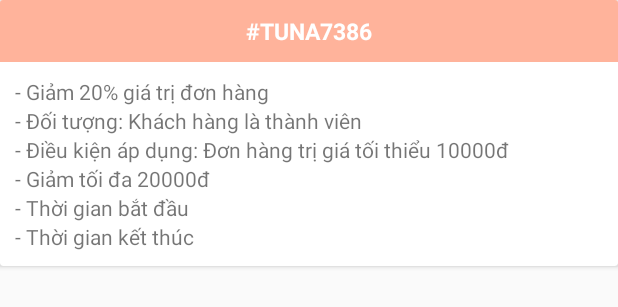
After one commit to gtuan201/TunaAdmin, an Android app: the layout bottom_sheet_voucher_detail.xml on its own in the app's theme, with its tools: preview values and no code run, on a phone screen of 412 x 824 dp. The commit adds this screen. Shown: the top 307 px of the screen. Run offline under Robolectric (Android 15) with nearby library versions, the phone set to English and light mode, and no system bars; Roboto replaces fonts that are not available here.

Commit message:
Tuna Admin

```diff
--- a/app/src/main/java/com/example/tunashopadmin/view/main_screen/MainActivity.java
+++ b/app/src/main/java/com/example/tunashopadmin/view/main_screen/MainActivity.java
@@ -90,6 +90,7 @@ public class MainActivity extends AppCompatActivity{
                     fragmentManager.beginTransaction().hide(active).show(staffManageFragment).commit();
                     binding.drawerLayout.closeDrawer(GravityCompat.START);
                     active = staffManageFragment;
+                    return true;
 
             }
             return false;
--- a/app/src/main/java/com/example/tunashopadmin/view/voucher_screen/adapter/VoucherAllAdapter.java
+++ b/app/src/main/java/com/example/tunashopadmin/view/voucher_screen/adapter/VoucherAllAdapter.java
@@ -2,11 +2,16 @@ package com.example.tunashopadmin.view.voucher_screen.adapter;
 
 import android.content.Context;
 import android.view.LayoutInflater;
+import android.view.View;
 import android.view.ViewGroup;
 import androidx.annotation.NonNull;
+import androidx.lifecycle.ViewModelProvider;
+import androidx.lifecycle.ViewModelStoreOwner;
 import androidx.recyclerview.widget.RecyclerView;
 import com.example.tunashopadmin.databinding.RowRevVoucherAllBinding;
 import com.example.tunashopadmin.model.Voucher;
+import com.example.tunashopadmin.viewmodel.OpenBottomSheetViewModel;
+
 import java.util.List;
 
 public class VoucherAllAdapter extends RecyclerView.Adapter<VoucherAllAdapter.VoucherAllViewHolder>{
@@ -41,6 +46,13 @@ public class VoucherAllAdapter extends RecyclerView.Adapter<VoucherAllAdapter.Vo
         }
         holder.binding.timeStart.setText(String.format("Bắt đầu: %s", voucher.getTimeStart()));
         holder.binding.timeCancel.setText(String.format("Hết hạn: %s", voucher.getTimeCancel()));
+        OpenBottomSheetViewModel viewModel = new ViewModelProvider((ViewModelStoreOwner) context).get(OpenBottomSheetViewModel.class);
+        holder.itemView.setOnClickListener(new View.OnClickListener() {
+            @Override
+            public void onClick(View v) {
+                viewModel.openBottomSheet(voucher);
+            }
+        });
     }
 
     @Override
--- /dev/null
+++ b/app/src/main/res/layout/bottom_sheet_voucher_detail.xml
@@ -0,0 +1,62 @@
+<?xml version="1.0" encoding="utf-8"?>
+    <androidx.cardview.widget.CardView
+        xmlns:android="http://schemas.android.com/apk/res/android"
+        xmlns:app="http://schemas.android.com/apk/res-auto"
+        android:layout_width="match_parent"
+        android:layout_height="wrap_content">
+        <LinearLayout
+            android:orientation="vertical"
+            android:layout_width="match_parent"
+            android:layout_height="wrap_content">
+            <TextView
+                android:id="@+id/voucher_name_sheet"
+                android:text="#TUNA7386"
+                android:padding="10dp"
+                android:textColor="@color/white"
+                android:textSize="15sp"
+                android:textStyle="bold"
+                android:gravity="center_horizontal"
+                android:background="#D7FFA589"
+                android:layout_width="match_parent"
+                android:layout_height="wrap_content" />
+            <TextView
+                android:id="@+id/value_voucher_sheet"
+                android:layout_marginTop="10dp"
+                android:layout_marginHorizontal="10dp"
+                android:text="- Giảm 20% giá trị đơn hàng"
+                android:layout_width="wrap_content"
+                android:layout_height="wrap_content"/>
+            <TextView
+                android:id="@+id/subject_sheet"
+                android:layout_marginHorizontal="10dp"
+                android:text="- Đối tượng: Khách hàng là thành viên"
+                android:layout_width="wrap_content"
+                android:layout_height="wrap_content"/>
+            <TextView
+                android:id="@+id/min_price_sheet"
+                android:layout_marginHorizontal="10dp"
+                android:text="- Điều kiện áp dụng: Đơn hàng trị giá tối thiểu 10000đ"
+                android:layout_width="wrap_content"
+                android:layout_height="wrap_content"/>
+            <TextView
+                android:id="@+id/max_price_sheet"
+                android:layout_marginHorizontal="10dp"
+                android:text="- Giảm tối đa 20000đ"
+                android:layout_width="wrap_content"
+                android:layout_height="wrap_content"/>
+            <TextView
+                android:id="@+id/time_start_sheet"
+                android:layout_marginHorizontal="10dp"
+                android:text="- Thời gian bắt đầu"
+                android:layout_width="wrap_content"
+                android:layout_height="wrap_content"/>
+            <TextView
+                android:id="@+id/time_cancel_sheet"
+                android:layout_marginBottom="10dp"
+                android:layout_marginHorizontal="10dp"
+                android:text="- Thời gian kết thúc"
+                android:layout_width="wrap_content"
+                android:layout_height="wrap_content"/>
+
+        </LinearLayout>
+    </androidx.cardview.widget.CardView>
--- a/app/src/main/res/menu/menu_drawer.xml
+++ b/app/src/main/res/menu/menu_drawer.xml
@@ -1,9 +1,10 @@
 <?xml version="1.0" encoding="utf-8"?>
-<menu xmlns:android="http://schemas.android.com/apk/res/android">
+<menu xmlns:tools="http://schemas.android.com/tools"
+    xmlns:android="http://schemas.android.com/apk/res/android">
     <group android:checkableBehavior="single">
         <item android:id="@+id/order_list"
             android:title="Đơn hàng"
-            android:icon="@drawable/packinglist"/>
+            android:icon="@drawable/packinglist" />
         <item android:id="@+id/voucher"
             android:title="Khuyến mãi"
             android:icon="@drawable/tag"/>
```
